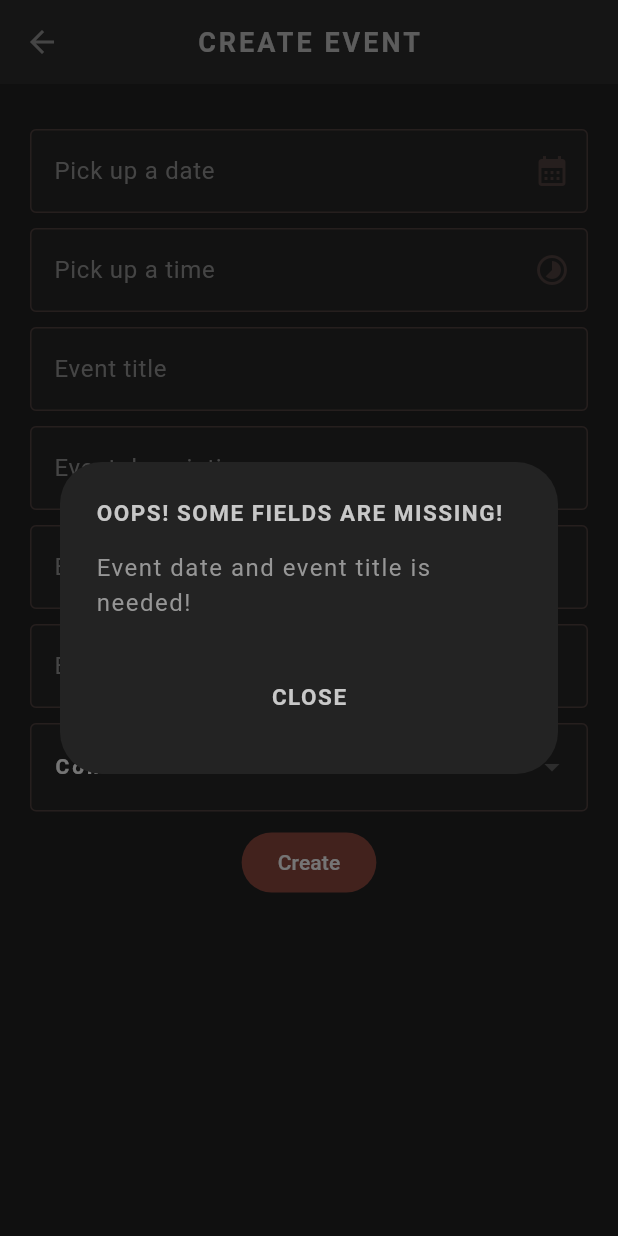
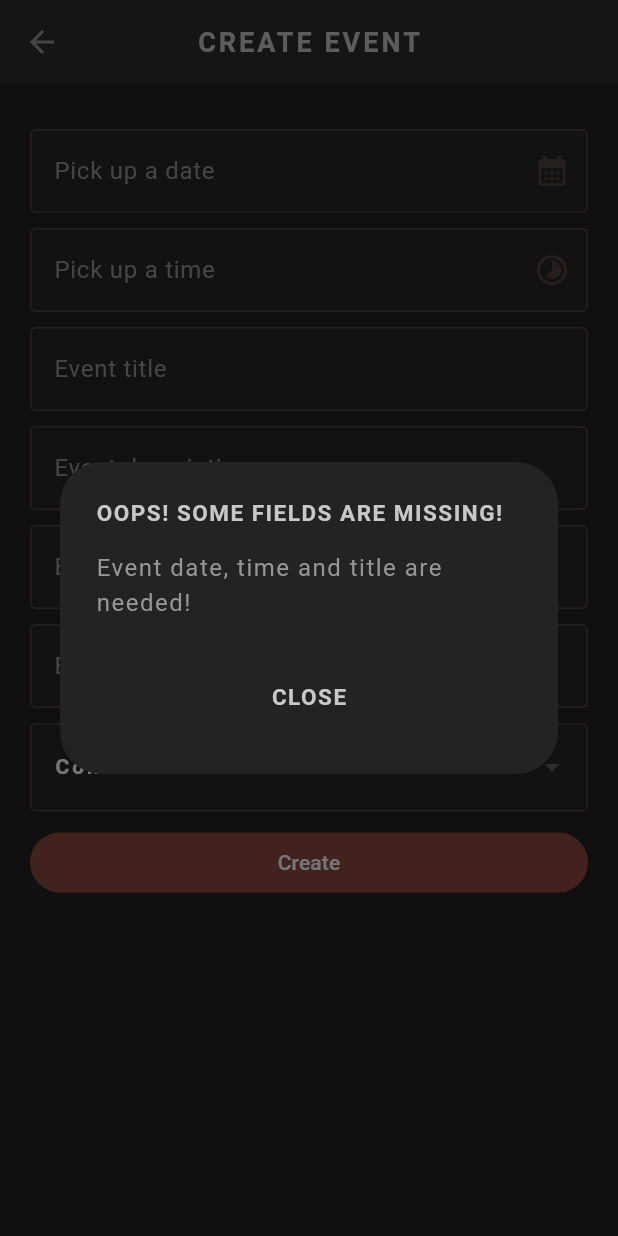
Before and after one commit to mxie10/pandahub-frontend-flutter, a Flutter app: the CreateScreen screen opened directly, after a tap on "Create", on a phone screen of 412 x 824 dp. Run offline on Flutter 3.47's test engine with Material 3 defaults, Android fonts, the phone set to English and light mode, and no system bars; our stand-ins replace cloud_firestore, firebase_core, google_fonts; accounts and stored records are empty; generated files the repository leaves out were written again; Roboto replaces fonts that are missing (Kanit).

Commit message:
make dialog reusable

```diff
--- a/lib/models/event.dart
+++ b/lib/models/event.dart
@@ -22,7 +22,6 @@ class Event {
   final Timestamp updatedAt;
 
   factory Event.fromJson(String id, Map<String, dynamic> json) {
-
     return Event(
         id: id,
         title: json['title'] ?? '',
--- a/lib/screens/create/create.dart
+++ b/lib/screens/create/create.dart
@@ -8,6 +8,7 @@ import 'package:pandahubfrontend/shared/styled_text.dart';
 import 'package:pandahubfrontend/shared/styled_text_field.dart';
 import 'package:pandahubfrontend/shared/styled_title.dart';
 import 'package:pandahubfrontend/theme.dart';
+import 'package:pandahubfrontend/utils/dialog_util.dart';
 import 'package:provider/provider.dart';
 import 'package:uuid/uuid.dart';
 
@@ -37,6 +38,8 @@ class _CreateScreenState extends State<CreateScreen> {
   late final TextEditingController _organizerController;
 
   String? _selectedEventType;
+  bool? _showErrorMessage;
+  String? _errorMessage;
 
   List<Map<String, dynamic>> get statsAsFormattedList => [
         {"title": 'Event title', 'controller': _titleController},
@@ -58,8 +61,9 @@ class _CreateScreenState extends State<CreateScreen> {
     _locationController.text = '';
     _organizerController.text = '';
     _selectedEventType = 'Conference';
+    _errorMessage = 'Opps! Something goes wrong, Please try again later.';
+    _showErrorMessage = false;
   }
-
 
   void _onDateChanged(DateTime date) {
     setState(() {
@@ -73,43 +77,37 @@ class _CreateScreenState extends State<CreateScreen> {
     });
   }
 
-  void onCreateEvent(){
+  void onCreateEvent() {
+    if (_dateController.text.trim().isEmpty ||
+        _timeController.text.trim().isEmpty ||
+        _titleController.text.trim().isEmpty) {
 
-    if(_dateController.text.trim().isEmpty || _timeController.text.trim().isEmpty || _titleController.text.trim().isEmpty){
-      showDialog(
-        context: context,
-        builder: (ctx) {
-          return AlertDialog(
-            backgroundColor: AppColors.secondaryAccent,
-            title: const StyledHeading('Oops! Some fields are missing!'),
-            content: const StyledText('Event date and event title is needed!'),
-            actions: [
-              StyledButton(
-                onPressed: () {
-                  Navigator.pop(ctx);
-                },
-                child: const StyledHeading('close'),
-              )
-            ],
-            actionsAlignment: MainAxisAlignment.center,
-          );
-        }
+      showCustomDialog(
+        context,
+        'Oops! Some fields are missing!',
+        'Event date, time and title are needed!'
       );
       return;
     }
-    try{
+
+    try {
       Map<String, dynamic> map = {};
       map['id'] = uuid.v4();
-      map['title'] = _titleController.text;
-      map['description'] = _descriptionController.text;
-      map['date'] = DateTime(_selectedDate!.year, _selectedDate!.month, _selectedDate!.day, _selectedTime!.hour, _selectedTime!.minute).toString();
-      map['location'] = _locationController.text;
-      map['organizer'] = _organizerController.text;
+      map['title'] = _titleController.text.trim();
+      map['description'] = _descriptionController.text.trim();
+      map['date'] = DateTime(_selectedDate!.year, _selectedDate!.month,
+              _selectedDate!.day, _selectedTime!.hour, _selectedTime!.minute)
+          .toString();
+      map['location'] = _locationController.text.trim();
+      map['organizer'] = _organizerController.text.trim();
       map['eventType'] = _selectedEventType;
 
       Provider.of<EventStore>(context, listen: false).addEvent(map);
       Navigator.popUntil(context, (route) => route.isFirst);
-    }catch(e){
+    } catch (e) {
+      setState(() {
+        _showErrorMessage = true;
+      });
       rethrow;
     }
   }
@@ -122,6 +120,17 @@ class _CreateScreenState extends State<CreateScreen> {
 
   @override
   Widget build(BuildContext context) {
+    if (_showErrorMessage == true) {
+      WidgetsBinding.instance.addPostFrameCallback((_) {
+        ScaffoldMessenger.of(context).showSnackBar(
+          SnackBar(
+            content: Text(_errorMessage ?? 'Error occurred!'),
+            duration: const Duration(seconds: 3),
+          ),
+        );
+      });
+      _showErrorMessage = false;
+    }
     return Scaffold(
       appBar: AppBar(title: const StyledTitle('Create Event')),
       body: Container(
@@ -136,8 +145,7 @@ class _CreateScreenState extends State<CreateScreen> {
                   dateController: _dateController,
                   timeController: _timeController,
                   onDateChanged: _onDateChanged,
-                onTimeChanged: _onTimeChanged
-              ),
+                  onTimeChanged: _onTimeChanged),
               // Rest fields
               ...statsAsFormattedList.map((item) {
                 return Padding(
@@ -157,23 +165,21 @@ class _CreateScreenState extends State<CreateScreen> {
                     'Select Event Type',
                     style: TextStyle(
                         color: Color.fromARGB(255, 133, 131, 131),
-                      fontSize: 14
-                    ),
+                        fontSize: 14),
                   ),
                   onChanged: (String? newValue) {
                     setState(() {
                       _selectedEventType = newValue;
                     });
                   },
-                  items: eventTypeList.map<DropdownMenuItem<String>>((String value) {
+                  items: eventTypeList
+                      .map<DropdownMenuItem<String>>((String value) {
                     return DropdownMenuItem<String>(
                       value: value,
                       child: Text(
                         value,
-                        style: const TextStyle(
-                          color: Colors.white,
-                          fontSize: 14
-                        ),
+                        style:
+                            const TextStyle(color: Colors.white, fontSize: 14),
                       ),
                     );
                   }).toList(),
@@ -187,11 +193,15 @@ class _CreateScreenState extends State<CreateScreen> {
                 ),
               ),
               // Create button
-              FilledButton(onPressed: (){
+              SizedBox(
+                width: 500,
+                child: FilledButton(
+                    onPressed: () {
                       onCreateEvent();
                     },
                     child: const Text('Create')
-              )
+                ),
+              ),
             ],
           ),
         ),
--- a/lib/screens/home/home.dart
+++ b/lib/screens/home/home.dart
@@ -35,7 +35,7 @@ class _HomeState extends State<Home> {
       appBar: AppBar(title: const Text('Events List')),
       body: Column(
         children: [
-          // dropdown button used for filter events
+          // Dropdown button used for filter events
           Align(
             alignment: Alignment.centerLeft,
             child: Padding(
@@ -68,7 +68,7 @@ class _HomeState extends State<Home> {
               child: Center(child: Text('You don''t have any events now'))
             )
           else
-            // event list
+            // Event list
             Expanded(
               child: Consumer<EventStore>(
                 builder: (context, value, child) {
--- /dev/null
+++ b/lib/utils/dialog_util.dart
@@ -0,0 +1,27 @@
+import 'package:flutter/material.dart';
+import 'package:pandahubfrontend/shared/styled_button.dart';
+import 'package:pandahubfrontend/shared/styled_heading.dart';
+import 'package:pandahubfrontend/shared/styled_text.dart';
+import 'package:pandahubfrontend/theme.dart';
+
+void showCustomDialog(BuildContext context, String title, String content) {
+  showDialog(
+    context: context,
+    builder: (ctx) {
+      return AlertDialog(
+        backgroundColor: AppColors.secondaryAccent,
+        title: StyledHeading(title),
+        content: StyledText(content),
+        actions: [
+          StyledButton(
+            onPressed: () {
+              Navigator.pop(ctx);
+            },
+            child: const StyledHeading('close'),
+          )
+        ],
+        actionsAlignment: MainAxisAlignment.center,
+      );
+    },
+  );
+}
--- a/pubspec.yaml
+++ b/pubspec.yaml
@@ -40,6 +40,8 @@ dependencies:
   firebase_core: ^3.6.0
   cloud_firestore: ^5.4.4
   google_fonts: ^6.2.1
+  http_mock_adapter: ^0.6.1
+
 
 dev_dependencies:
   flutter_test:
```
Also changed, not shown: lib/screens/details/details.dart (+17 -24 lines), pubspec.lock, 1 other file. Lines whose indentation alone changed are shown as unchanged.
